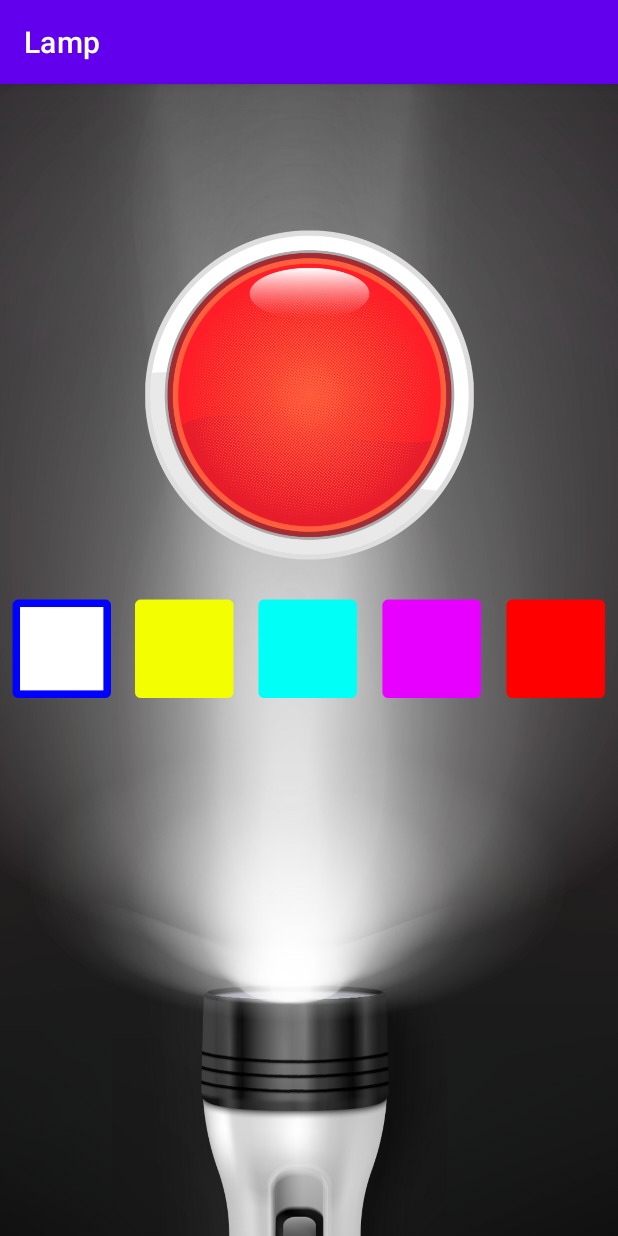
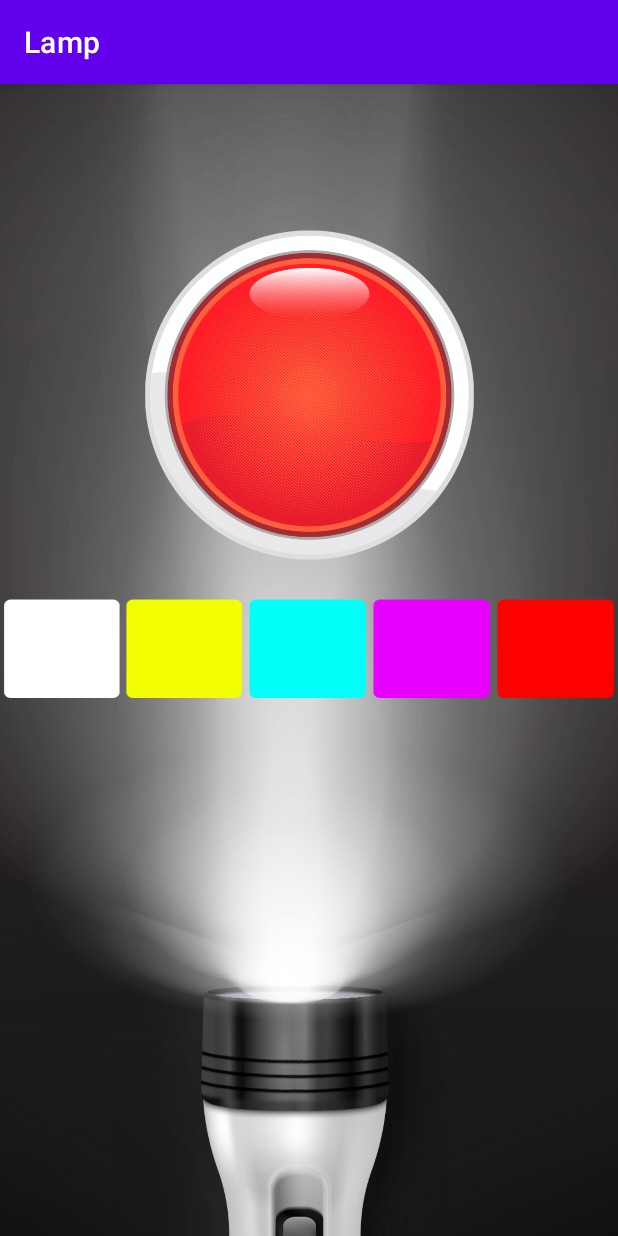
Before and after one commit to FedorMasores/Lamp, an Android app: the screen it shows after launch (MainActivity), on a phone screen of 412 x 824 dp. Run offline under Robolectric (Android 15) with nearby library versions, the phone set to English and light mode, and no system bars.

Commit message:
imageview to radiobutton

```diff
--- a/app/src/main/java/com/example/lamp/activities/MainActivity.java
+++ b/app/src/main/java/com/example/lamp/activities/MainActivity.java
@@ -6,16 +6,17 @@ import android.content.Intent;
 import android.os.Bundle;
 import android.view.View;
 import android.widget.ImageView;
+import android.widget.RadioButton;
 
 import com.example.lamp.R;
 
 public class MainActivity extends AppCompatActivity {
 
-    private ImageView buttonWhiteOn;
-    private ImageView buttonYellowOff;
-    private ImageView buttonBlueOff;
-    private ImageView buttonPurpleOff;
-    private ImageView buttonRedOff;
+    private RadioButton buttonWhiteOn;
+    private RadioButton buttonYellowOff;
+    private RadioButton buttonBlueOff;
+    private RadioButton buttonPurpleOff;
+    private RadioButton buttonRedOff;
     private ImageView buttonOn;
 
     private int fonColor;
@@ -26,73 +27,13 @@ public class MainActivity extends AppCompatActivity {
         super.onCreate(savedInstanceState);
         setContentView(R.layout.activity_main);
 
-        buttonWhiteOn = findViewById(R.id.button_white_on);
-        buttonYellowOff = findViewById(R.id.button_yellow_off);
-        buttonBlueOff = findViewById(R.id.button_blue_off);
-        buttonPurpleOff = findViewById(R.id.button_purple_off);
-        buttonRedOff = findViewById(R.id.button_red_off);
+        buttonWhiteOn = findViewById(R.id.radio_button_white);
+        buttonYellowOff = findViewById(R.id.radio_button_yellow);
+        buttonBlueOff = findViewById(R.id.radio_button_blue);
+        buttonPurpleOff = findViewById(R.id.radio_button_purple);
+        buttonRedOff = findViewById(R.id.radio_button_red);
         buttonOn = findViewById(R.id.button_on);
 
-
-        buttonWhiteOn.setOnClickListener(new View.OnClickListener() {
-            @Override
-            public void onClick(View v) {
-                fonColor = 1;
-                buttonWhiteOn.setImageResource(R.drawable.button_white_on);
-                buttonYellowOff.setImageResource(R.drawable.button_yellow_off);
-                buttonBlueOff.setImageResource(R.drawable.button_blue_off);
-                buttonPurpleOff.setImageResource(R.drawable.button_purple_off);
-                buttonRedOff.setImageResource(R.drawable.button_red_off);
-            }
-        });
-
-        buttonYellowOff.setOnClickListener(new View.OnClickListener() {
-            @Override
-            public void onClick(View v) {
-                fonColor = 2;
-                buttonYellowOff.setImageResource(R.drawable.button_yellow_on);
-                buttonWhiteOn.setImageResource(R.drawable.button_white_off);
-                buttonBlueOff.setImageResource(R.drawable.button_blue_off);
-                buttonPurpleOff.setImageResource(R.drawable.button_purple_off);
-                buttonRedOff.setImageResource(R.drawable.button_red_off);
-            }
-        });
-
-        buttonBlueOff.setOnClickListener(new View.OnClickListener() {
-            @Override
-            public void onClick(View v) {
-                fonColor = 3;
-                buttonBlueOff.setImageResource(R.drawable.button_blue_on);
-                buttonYellowOff.setImageResource(R.drawable.button_yellow_off);
-                buttonPurpleOff.setImageResource(R.drawable.button_purple_off);
-                buttonRedOff.setImageResource(R.drawable.button_red_off);
-                buttonWhiteOn.setImageResource(R.drawable.button_white_off);
-            }
-        });
-
-        buttonPurpleOff.setOnClickListener(new View.OnClickListener() {
-            @Override
-            public void onClick(View v) {
-                fonColor = 4;
-                buttonPurpleOff.setImageResource(R.drawable.button_purple_on);
-                buttonBlueOff.setImageResource(R.drawable.button_blue_off);
-                buttonYellowOff.setImageResource(R.drawable.button_yellow_off);
-                buttonRedOff.setImageResource(R.drawable.button_red_off);
-                buttonWhiteOn.setImageResource(R.drawable.button_white_off);
-            }
-        });
-
-        buttonRedOff.setOnClickListener(new View.OnClickListener() {
-            @Override
-            public void onClick(View v) {
-                fonColor = 5;
-                buttonRedOff.setImageResource(R.drawable.button_red_on);
-                buttonPurpleOff.setImageResource(R.drawable.button_purple_off);
-                buttonBlueOff.setImageResource(R.drawable.button_blue_off);
-                buttonYellowOff.setImageResource(R.drawable.button_yellow_off);
-                buttonWhiteOn.setImageResource(R.drawable.button_white_off);
-            }
-        });
 
         buttonOn.setOnClickListener(new View.OnClickListener() {
             @Override
--- /dev/null
+++ b/app/src/main/res/drawable/radio_button_blue.xml
@@ -0,0 +1,5 @@
+<?xml version="1.0" encoding="utf-8"?>
+<selector xmlns:android="http://schemas.android.com/apk/res/android">
+    <item android:state_checked="true" android:drawable="@drawable/button_blue_on"/>
+    <item android:state_checked="false" android:drawable="@drawable/button_blue_off"/>
+</selector>
--- /dev/null
+++ b/app/src/main/res/drawable/radio_button_purple.xml
@@ -0,0 +1,5 @@
+<?xml version="1.0" encoding="utf-8"?>
+<selector xmlns:android="http://schemas.android.com/apk/res/android">
+    <item android:state_checked="true" android:drawable="@drawable/button_purple_on"/>
+    <item android:state_checked="false" android:drawable="@drawable/button_purple_off"/>
+</selector>
--- /dev/null
+++ b/app/src/main/res/drawable/radio_button_red.xml
@@ -0,0 +1,5 @@
+<?xml version="1.0" encoding="utf-8"?>
+<selector xmlns:android="http://schemas.android.com/apk/res/android">
+    <item android:state_checked="true" android:drawable="@drawable/button_red_on"/>
+    <item android:state_checked="false" android:drawable="@drawable/button_red_off"/>
+</selector>
--- /dev/null
+++ b/app/src/main/res/drawable/radio_button_white.xml
@@ -0,0 +1,5 @@
+<?xml version="1.0" encoding="utf-8"?>
+<selector xmlns:android="http://schemas.android.com/apk/res/android">
+    <item android:state_checked="true" android:drawable="@drawable/button_white_on"/>
+    <item android:state_checked="false" android:drawable="@drawable/button_white_off"/>
+</selector>
--- /dev/null
+++ b/app/src/main/res/drawable/radio_button_yellow.xml
@@ -0,0 +1,5 @@
+<?xml version="1.0" encoding="utf-8"?>
+<selector xmlns:android="http://schemas.android.com/apk/res/android">
+    <item android:state_checked="true" android:drawable="@drawable/button_yellow_on"/>
+    <item android:state_checked="false" android:drawable="@drawable/button_yellow_off"/>
+</selector>
--- a/app/src/main/res/layout/activity_main.xml
+++ b/app/src/main/res/layout/activity_main.xml
@@ -25,7 +25,7 @@
         android:orientation="horizontal"
         app:layout_constraintGuide_percent="0.4131327" />
 
-    <LinearLayout
+    <RadioGroup
         android:id="@+id/linearLayout"
         android:layout_width="0dp"
         android:layout_height="wrap_content"
@@ -35,46 +35,54 @@
         app:layout_constraintStart_toStartOf="parent"
         app:layout_constraintTop_toBottomOf="@+id/button_on">
 
-        <ImageView
-            android:id="@+id/button_white_on"
+<!--        <ImageView-->
+<!--            android:id="@+id/button_white_on"-->
+<!--            android:layout_width="70dp"-->
+<!--            android:layout_height="70dp"-->
+<!--            android:layout_weight="1"-->
+<!--            android:contentDescription="@string/button_white_on"-->
+<!--            app:srcCompat="@drawable/button_white_on" />-->
+
+        <RadioButton
+            android:id="@+id/radio_button_white"
             android:layout_width="70dp"
             android:layout_height="70dp"
+            android:button="@null"
             android:layout_weight="1"
-            android:contentDescription="@string/button_white_on"
-            app:srcCompat="@drawable/button_white_on" />
+            android:background="@drawable/radio_button_white"/>
 
-        <ImageView
-            android:id="@+id/button_yellow_off"
+        <RadioButton
+            android:id="@+id/radio_button_yellow"
             android:layout_width="70dp"
             android:layout_height="70dp"
+            android:button="@null"
             android:layout_weight="1"
-            android:contentDescription="@string/button_yellow"
-            app:srcCompat="@drawable/button_yellow_off" />
+            android:background="@drawable/radio_button_yellow"/>
 
-        <ImageView
-            android:id="@+id/button_blue_off"
+        <RadioButton
+            android:id="@+id/radio_button_blue"
             android:layout_width="70dp"
             android:layout_height="70dp"
+            android:button="@null"
             android:layout_weight="1"
-            android:contentDescription="@string/button_blue"
-            app:srcCompat="@drawable/button_blue_off" />
+            android:background="@drawable/radio_button_blue"/>
 
-        <ImageView
-            android:id="@+id/button_purple_off"
+        <RadioButton
+            android:id="@+id/radio_button_purple"
             android:layout_width="70dp"
             android:layout_height="70dp"
+            android:button="@null"
             android:layout_weight="1"
-            android:contentDescription="@string/button_purple"
-            app:srcCompat="@drawable/button_purple_off" />
+            android:background="@drawable/radio_button_purple"/>
 
-        <ImageView
-            android:id="@+id/button_red_off"
+        <RadioButton
+            android:id="@+id/radio_button_red"
             android:layout_width="70dp"
             android:layout_height="70dp"
+            android:button="@null"
             android:layout_weight="1"
-            android:contentDescription="@string/button_red"
-            app:srcCompat="@drawable/button_red_off" />
-    </LinearLayout>
+            android:background="@drawable/radio_button_red"/>
+    </RadioGroup>
 
     <androidx.constraintlayout.widget.ConstraintLayout
         android:id="@+id/CLinvis"
```
